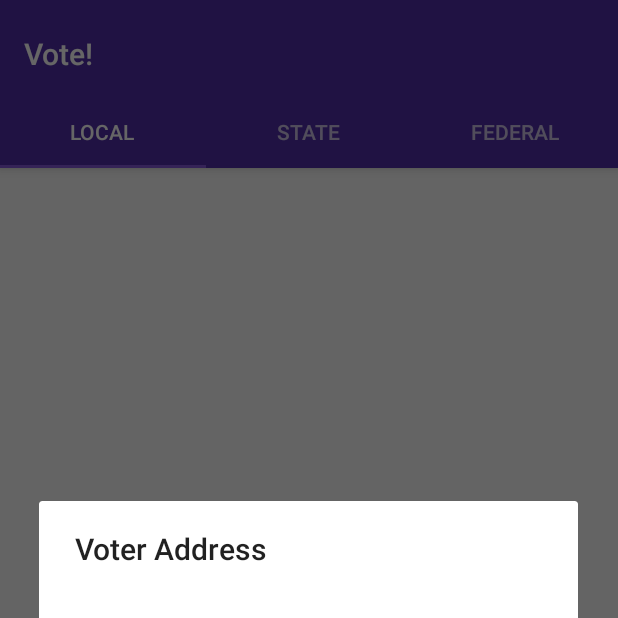
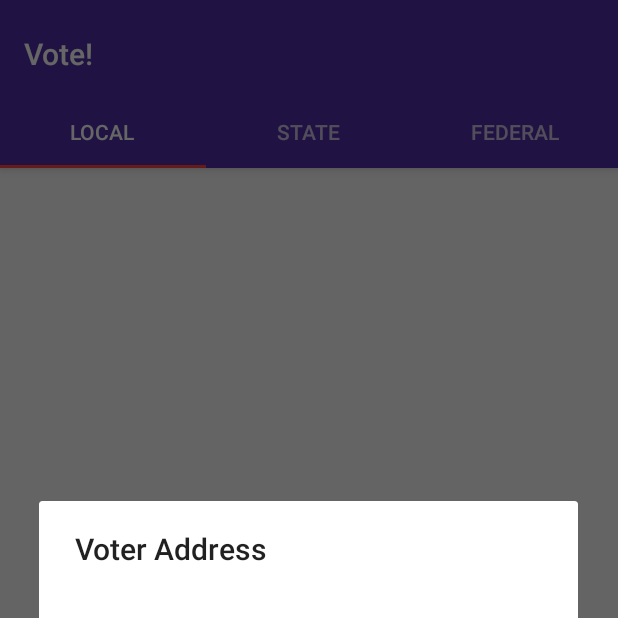
Before and after one commit to arynh/vote, an Android app: the screen it shows after launch (MainActivity), after a tap on an icon or button, on a phone screen of 412 x 824 dp, the top half of it. Run offline under Robolectric (Android 15) with nearby library versions, the phone set to English and light mode, and no system bars.

```diff
--- a/app/src/main/java/cs125/mp7/vote/MainActivity.java
+++ b/app/src/main/java/cs125/mp7/vote/MainActivity.java
@@ -23,6 +23,8 @@ public class MainActivity extends AppCompatActivity {
 
     private String address = "none";
 
+    private final String apiKey = BuildConfig.API_KEY;
+
     @Override
     protected void onCreate(Bundle savedInstanceState) {
         super.onCreate(savedInstanceState);
@@ -42,9 +44,7 @@ public class MainActivity extends AppCompatActivity {
         locationButton.setOnClickListener(new View.OnClickListener() {
             @Override
             public void onClick(View v) {
-                makeAlert();
-                Log.d(TAG, "onClick: address set to" + address);
-                Toast.makeText(MainActivity.this, "Address Set!", Toast.LENGTH_SHORT).show();
+                makeAlertAndRequest();
             }
         });
     }
@@ -57,7 +57,7 @@ public class MainActivity extends AppCompatActivity {
         viewPager.setAdapter(adapter);
     }
 
-    private void makeAlert() {
+    private void makeAlertAndRequest() {
         AlertDialog.Builder builder = new AlertDialog.Builder(this);
         builder.setTitle("Voter Address");
 
@@ -72,12 +72,15 @@ public class MainActivity extends AppCompatActivity {
             @Override
             public void onClick(DialogInterface dialog, int which) {
                 address = input.getText().toString();
+                Log.d(TAG, "onClick: address set to: " + address);
+                Toast.makeText(MainActivity.this, "Address Set!", Toast.LENGTH_SHORT).show();
             }
         });
         builder.setNegativeButton("Cancel", new DialogInterface.OnClickListener() {
             @Override
             public void onClick(DialogInterface dialog, int which) {
                 dialog.cancel();
+                Log.d(TAG, "onClick: address entry cancelled");
             }
         });
 
--- a/app/src/main/res/layout/activity_main.xml
+++ b/app/src/main/res/layout/activity_main.xml
@@ -18,7 +18,7 @@
         <android.support.v7.widget.Toolbar
             android:id="@+id/toolbar"
             android:layout_width="match_parent"
-            android:layout_height="wrap_content"
+            android:layout_height="match_parent"
             android:layout_weight="1"
             android:background="@color/colorPrimary"
             app:layout_scrollFlags="scroll|enterAlways"
@@ -30,7 +30,8 @@
         <android.support.design.widget.TabLayout
             android:id="@+id/tabs"
             android:layout_width="match_parent"
-            android:layout_height="wrap_content">
+            android:layout_height="wrap_content"
+            app:tabIndicatorColor="@android:color/holo_red_light">
 
             <android.support.design.widget.TabItem
                 android:id="@+id/localTab"
--- a/app/src/main/res/layout/popup_dialogue.xml
+++ b/app/src/main/res/layout/popup_dialogue.xml
@@ -2,7 +2,7 @@
 <FrameLayout xmlns:android="http://schemas.android.com/apk/res/android"
     android:layout_width="match_parent"
     android:layout_height="wrap_content"
-    android:padding="25dp">
+    android:padding="10dp">
 
     <android.support.design.widget.TextInputLayout
         android:layout_width="match_parent"
@@ -12,6 +12,7 @@
             android:id="@+id/input"
             android:layout_width="match_parent"
             android:layout_height="wrap_content"
+            android:layout_margin="10dp"
             android:hint="@string/text_input_prompt"
             android:imeOptions="actionDone"
             android:inputType="textPostalAddress" />
```
Also changed, not shown: app/build.gradle (+10 -0 lines), gradle/wrapper/gradle-wrapper.properties, 2 other files.
